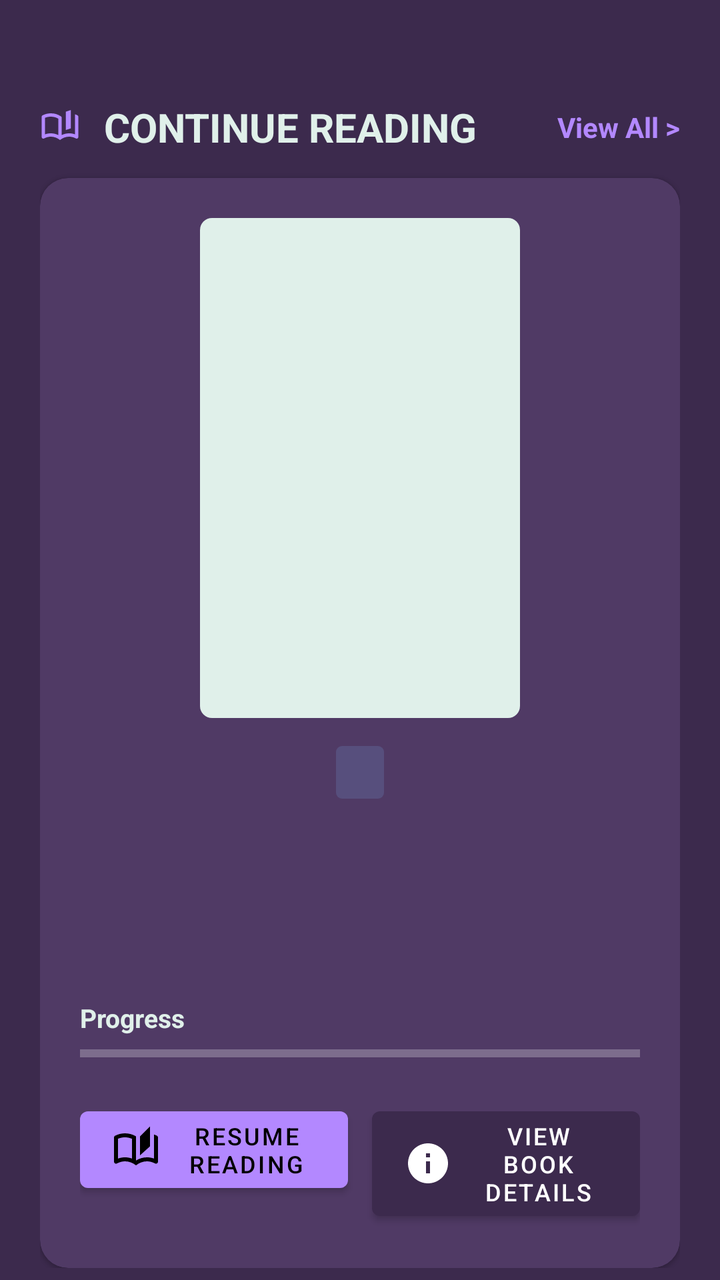
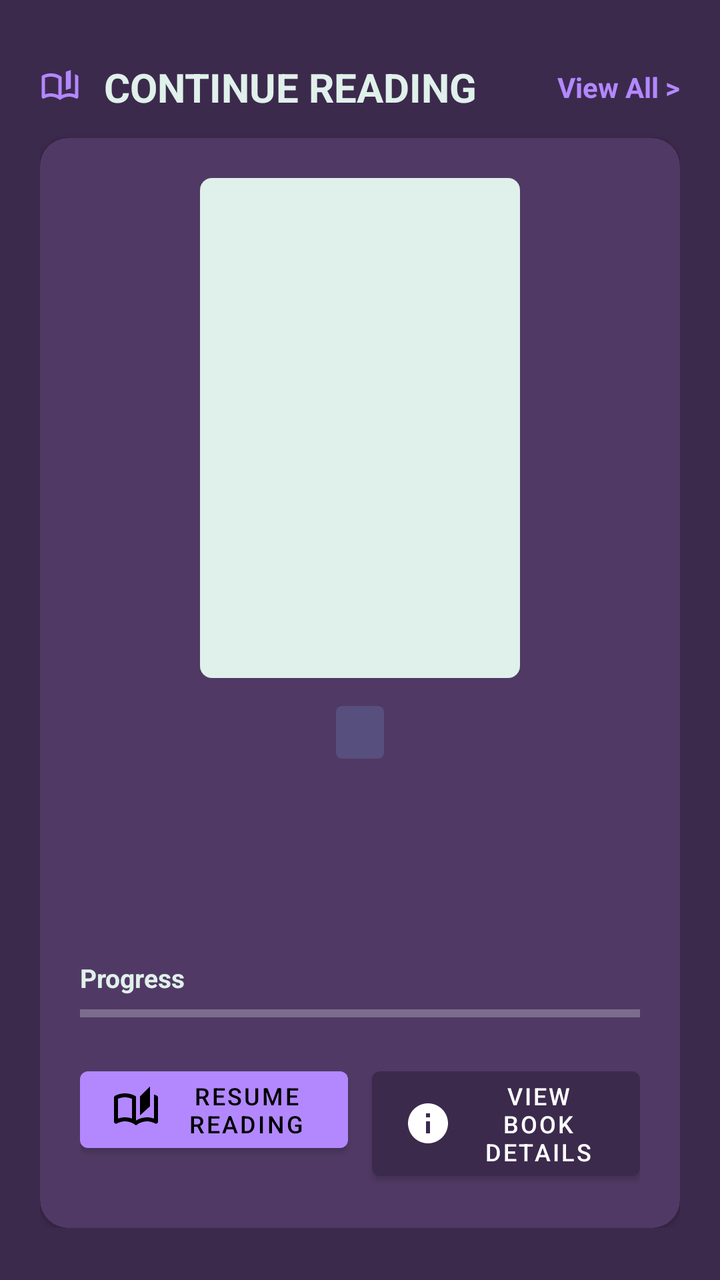

The first picture is an Android layout as it rendered before a commit; the second is the same layout after the commit. The layout source and the unified diff follow.
<!-- AndroidManifest.xml: application theme Theme.EpubReader -->
<!-- res/layout/view_home.xml -->
<?xml version="1.0" encoding="utf-8"?>
<androidx.core.widget.NestedScrollView xmlns:android="http://schemas.android.com/apk/res/android"
    xmlns:app="http://schemas.android.com/apk/res-auto"
    android:id="@+id/homeScroll"
    android:layout_width="match_parent"
    android:layout_height="match_parent"
    android:clipToPadding="false"
    android:fillViewport="true"
    android:overScrollMode="never"
    android:paddingBottom="@dimen/app_screen_end_padding">

    <LinearLayout
        android:layout_width="match_parent"
        android:layout_height="wrap_content"
        android:orientation="vertical"
        android:paddingStart="@dimen/app_row_content_padding_h"
        android:paddingEnd="@dimen/app_row_content_padding_h"
        android:paddingTop="@dimen/app_screen_start_below_header">

        
        <LinearLayout
            android:id="@+id/homeEmpty"
            android:layout_width="match_parent"
            android:layout_height="wrap_content"
            android:minHeight="280dp"
            android:layout_marginStart="32dp"
            android:layout_marginTop="72dp"
            android:layout_marginEnd="32dp"
            android:gravity="center"
            android:orientation="vertical"
            android:visibility="gone">

            <ImageView
                android:layout_width="72dp"
                android:layout_height="72dp"
                android:alpha="0.45"
                android:contentDescription="@string/app_name"
                android:src="@drawable/ic_home" />

            <TextView
                android:layout_width="wrap_content"
                android:layout_height="wrap_content"
                android:layout_marginTop="16dp"
                android:text="@string/home_empty_title"
                android:textColor="@color/palette_mint"
                android:textSize="20sp"
                android:textStyle="bold" />

            <TextView
                android:layout_width="wrap_content"
                android:layout_height="wrap_content"
                android:layout_marginTop="6dp"
                android:gravity="center"
                android:text="@string/home_empty_hint"
                android:textColor="@color/palette_slate" />

            <com.google.android.material.button.MaterialButton
                android:id="@+id/homeEmptyAction"
                android:layout_width="wrap_content"
                android:layout_height="wrap_content"
                android:layout_marginTop="14dp"
                android:text="@string/action_import_file" />
        </LinearLayout>

        
        <LinearLayout
            android:id="@+id/homeContinueSection"
            android:layout_width="match_parent"
            android:layout_height="wrap_content"
            android:orientation="vertical">

            <LinearLayout
                android:layout_width="match_parent"
                android:layout_height="wrap_content"
                android:layout_marginTop="@dimen/app_row_content_padding_h"
                android:gravity="center_vertical"
                android:orientation="horizontal">

                <ImageView
                    android:layout_width="20dp"
                    android:layout_height="20dp"
                    android:contentDescription="@null"
                    android:src="@drawable/ic_book"
                    app:tint="@color/accent_pop" />

                <TextView
                    android:layout_width="0dp"
                    android:layout_height="wrap_content"
                    android:layout_weight="1"
                    android:text="@string/home_continue_heading"
                    android:textColor="@color/palette_mint"
                    android:layout_marginStart="12dp"
                    android:textSize="20sp"
                    android:textStyle="bold"
                    />

                <TextView
                    android:id="@+id/homeContinueViewAll"
                    android:layout_width="wrap_content"
                    android:layout_height="wrap_content"
                    android:clickable="true"
                    android:focusable="true"
                    android:text="@string/home_view_all"
                    android:textColor="@color/accent_pop"
                    android:textSize="14sp"
                    android:textStyle="bold" />
            </LinearLayout>

            
            <com.google.android.material.card.MaterialCardView
                android:id="@+id/homeContinueCard"
                android:layout_width="match_parent"
                android:layout_height="wrap_content"
                android:layout_marginTop="12dp"
                app:cardBackgroundColor="?attr/colorSurface"
                app:cardCornerRadius="14dp"
                app:cardElevation="1dp">

                <LinearLayout
                    android:layout_width="match_parent"
                    android:layout_height="wrap_content"
                    android:gravity="center_horizontal"
                    android:orientation="vertical"
                    android:padding="@dimen/app_row_content_padding_h">

                    <ImageView
                        android:id="@+id/homeContinueCover"
                        android:layout_width="160dp"
                        android:layout_height="250dp"
                        android:layout_gravity="center_horizontal"
                        android:background="@drawable/cover_frame"
                        android:contentDescription="@string/book_cover"
                        android:scaleType="centerCrop" />

                    <TextView
                        android:id="@+id/homeContinueDate"
                        android:layout_width="wrap_content"
                        android:layout_height="wrap_content"
                        android:layout_marginTop="14dp"
                        android:background="@drawable/badge_bg"
                        android:paddingStart="12dp"
                        android:paddingTop="5dp"
                        android:paddingEnd="12dp"
                        android:paddingBottom="5dp"
                        android:textColor="@color/white"
                        android:textSize="12sp"
                        android:textStyle="bold" />

                    <TextView
                        android:id="@+id/homeContinueTitle"
                        android:layout_width="match_parent"
                        android:layout_height="wrap_content"
                        android:layout_marginTop="10dp"
                        android:gravity="center"
                        android:ellipsize="end"
                        android:maxLines="2"
                        android:textColor="@color/palette_mint"
                        android:textSize="22sp"
                        android:textStyle="bold" />

                    <TextView
                        android:id="@+id/homeContinueAuthorSeries"
                        android:layout_width="match_parent"
                        android:layout_height="wrap_content"
                        android:layout_marginTop="6dp"
                        android:gravity="center"
                        android:ellipsize="end"
                        android:maxLines="1"
                        android:textColor="@color/palette_slate"
                        android:textSize="13sp" />

                    <TextView
                        android:id="@+id/homeContinueLocation"
                        android:layout_width="match_parent"
                        android:layout_height="wrap_content"
                        android:layout_marginTop="4dp"
                        android:gravity="center"
                        android:ellipsize="end"
                        android:maxLines="1"
                        android:textColor="@color/palette_mint"
                        android:textSize="13sp"
                        android:textStyle="italic" />

                    <LinearLayout
                        android:layout_width="match_parent"
                        android:layout_height="wrap_content"
                        android:layout_marginTop="16dp"
                        android:orientation="horizontal"
                        android:gravity="center_vertical">

                        <TextView
                            android:layout_width="0dp"
                            android:layout_height="wrap_content"
                            android:layout_weight="1"
                            android:text="@string/home_progress"
                            android:textColor="@color/palette_mint"
                            android:textSize="13sp"
                            android:textStyle="bold" />

                        <TextView
                            android:id="@+id/homeContinueProgress"
                            android:layout_width="wrap_content"
                            android:layout_height="wrap_content"
                            android:textColor="@color/accent_pop"
                            android:textSize="13sp"
                            android:textStyle="bold" />
                    </LinearLayout>

                    <ProgressBar
                        android:id="@+id/homeContinueProgressBar"
                        style="?android:attr/progressBarStyleHorizontal"
                        android:layout_width="match_parent"
                        android:layout_height="6dp"
                        android:layout_marginTop="6dp" />

                    <LinearLayout
                        android:layout_width="match_parent"
                        android:layout_height="wrap_content"
                        android:layout_marginTop="20dp"
                        android:orientation="horizontal"
                        android:baselineAligned="false">

                        <com.google.android.material.button.MaterialButton
                            android:id="@+id/homeContinueResumeBtn"
                            style="@style/Widget.MaterialComponents.Button"
                            android:layout_width="0dp"
                            android:layout_height="wrap_content"
                            android:layout_weight="1"
                            android:layout_marginEnd="6dp"
                            android:text="@string/home_resume_reading"
                            android:textSize="12sp"
                            android:textColor="@color/black"
                            app:backgroundTint="@color/accent_pop"
                            app:icon="@drawable/ic_menu_book"
                            app:iconTint="@color/black" />

                        <com.google.android.material.button.MaterialButton
                            android:id="@+id/homeContinueDetailsBtn"
                            style="@style/Widget.MaterialComponents.Button"
                            android:layout_width="0dp"
                            android:layout_height="wrap_content"
                            android:layout_weight="1"
                            android:layout_marginStart="6dp"
                            android:text="@string/home_book_details"
                            android:textSize="12sp"
                            android:textColor="@color/white"
                            app:backgroundTint="@color/dark_bg"
                            app:icon="@drawable/ic_info"
                            app:iconTint="@color/white" />
                    </LinearLayout>
                </LinearLayout>
            </com.google.android.material.card.MaterialCardView>
        </LinearLayout>

        
        <LinearLayout
            android:id="@+id/homeRecentlyAddedSection"
            android:layout_width="match_parent"
            android:layout_height="wrap_content"
            android:orientation="vertical">

            <LinearLayout
                android:layout_width="match_parent"
                android:layout_height="wrap_content"
                android:layout_marginTop="28dp"
                android:gravity="center_vertical"
                android:orientation="horizontal">

                <ImageView
                    android:layout_width="20dp"
                    android:layout_height="20dp"
                    android:contentDescription="@null"
                    android:src="@drawable/ic_recent"
                    app:tint="@color/accent_pop" />

                <TextView
                    android:layout_width="0dp"
                    android:layout_height="wrap_content"
                    android:layout_weight="1"
                    android:text="@string/home_recently_added"
                    android:textColor="@color/palette_mint"
                    android:layout_marginStart="12dp"
                    android:textSize="18sp"
                    android:textStyle="bold" />

                <TextView
                    android:id="@+id/homeRecentlyAddedViewAll"
                    android:layout_width="wrap_content"
                    android:layout_height="wrap_content"
                    android:clickable="true"
                    android:focusable="true"
                    android:text="@string/home_view_all"
                    android:textColor="@color/accent_pop"
                    android:textSize="14sp"
                    android:textStyle="bold" />
            </LinearLayout>

            <androidx.recyclerview.widget.RecyclerView
                android:id="@+id/homeRecentlyAdded"
                android:layout_width="match_parent"
                android:layout_height="262dp"
                android:clipToPadding="false"
                android:nestedScrollingEnabled="false"
                android:overScrollMode="never"
                android:paddingTop="10dp"
                android:paddingBottom="8dp" />
        </LinearLayout>

        
        <LinearLayout
            android:id="@+id/homeFavoritesSection"
            android:layout_width="match_parent"
            android:layout_height="wrap_content"
            android:orientation="vertical">

            <LinearLayout
                android:layout_width="match_parent"
                android:layout_height="wrap_content"
                android:layout_marginTop="28dp"
                android:gravity="center_vertical"
                android:orientation="horizontal">

                <ImageView
                    android:layout_width="20dp"
                    android:layout_height="20dp"
                    android:contentDescription="@null"
                    android:src="@drawable/ic_favorite"
                    app:tint="@color/accent_pop" />

                <TextView
                    android:layout_width="0dp"
                    android:layout_height="wrap_content"
                    android:layout_weight="1"
                    android:text="@string/home_favorites"
                    android:textColor="@color/palette_mint"
                    android:layout_marginStart="12dp"
                    android:textSize="18sp"
                    android:textStyle="bold" />

                <TextView
                    android:id="@+id/homeFavoritesViewAll"
                    android:layout_width="wrap_content"
                    android:layout_height="wrap_content"
                    android:clickable="true"
                    android:focusable="true"
                    android:text="@string/home_view_all"
                    android:textColor="@color/accent_pop"
                    android:textSize="14sp"
                    android:textStyle="bold" />
            </LinearLayout>

            <androidx.recyclerview.widget.RecyclerView
                android:id="@+id/homeFavorites"
                android:layout_width="match_parent"
                android:layout_height="262dp"
                android:clipToPadding="false"
                android:nestedScrollingEnabled="false"
                android:overScrollMode="never"
                android:paddingTop="10dp"
                android:paddingBottom="8dp" />
        </LinearLayout>

        
        <LinearLayout
            android:id="@+id/homeAuthorsSection"
            android:layout_width="match_parent"
            android:layout_height="wrap_content"
            android:orientation="vertical"
            android:layout_marginTop="28dp">

            <com.google.android.material.card.MaterialCardView
                style="@style/Widget.MaterialComponents.CardView"
                android:layout_width="match_parent"
                android:layout_height="wrap_content"
                app:cardBackgroundColor="?attr/colorSurface"
                app:cardCornerRadius="14dp"
                app:cardElevation="1dp">

                <LinearLayout
                    android:layout_width="match_parent"
                    android:layout_height="wrap_content"
                    android:orientation="vertical"
                    android:padding="16dp">

                    <LinearLayout
                        android:layout_width="match_parent"
                        android:layout_height="wrap_content"
                        android:layout_marginBottom="12dp"
                        android:gravity="center_vertical"
                        android:orientation="horizontal">

                        <ImageView
                            android:layout_width="20dp"
                            android:layout_height="20dp"
                            android:contentDescription="@null"
                            android:src="@drawable/ic_person"
                            app:tint="@color/accent_pop" />

                        <TextView
                            android:layout_width="0dp"
                            android:layout_height="wrap_content"
                            android:layout_weight="1"
                            android:text="@string/home_browse_by_author"
                            android:textColor="@color/palette_mint"
                            android:layout_marginStart="12dp"
                            android:textSize="15sp"
                            android:textStyle="bold" />

                        <TextView
                            android:id="@+id/homeAllAuthorsBtn"
                            android:layout_width="wrap_content"
                            android:layout_height="wrap_content"
                            android:clickable="true"
                            android:focusable="true"
                            android:text="@string/home_all_authors"
                            android:textColor="@color/accent_pop"
                            android:textSize="14sp"
                            android:textStyle="bold" />
                    </LinearLayout>

                    <LinearLayout
                        android:id="@+id/homeAuthorRowsContainer"
                        android:layout_width="match_parent"
                        android:layout_height="wrap_content"
                        android:orientation="vertical" />
                </LinearLayout>
            </com.google.android.material.card.MaterialCardView>
        </LinearLayout>

        
        <LinearLayout
            android:id="@+id/homeSeriesSection"
            android:layout_width="match_parent"
            android:layout_height="wrap_content"
            android:orientation="vertical"
            android:layout_marginTop="20dp">

            <com.google.android.material.card.MaterialCardView
                style="@style/Widget.MaterialComponents.CardView"
                android:layout_width="match_parent"
                android:layout_height="wrap_content"
                app:cardBackgroundColor="?attr/colorSurface"
                app:cardCornerRadius="14dp"
                app:cardElevation="1dp">

                <LinearLayout
                    android:layout_width="match_parent"
                    android:layout_height="wrap_content"
                    android:orientation="vertical"
                    android:padding="16dp">

                    <LinearLayout
                        android:layout_width="match_parent"
                        android:layout_height="wrap_content"
                        android:layout_marginBottom="12dp"
                        android:gravity="center_vertical"
                        android:orientation="horizontal">

                        <ImageView
                            android:layout_width="20dp"
                            android:layout_height="20dp"
                            android:contentDescription="@null"
                            android:src="@drawable/ic_series"
                            app:tint="@color/accent_pop" />

                        <TextView
                            android:layout_width="0dp"
                            android:layout_height="wrap_content"
                            android:layout_weight="1"
                            android:text="@string/home_browse_by_series"
                            android:textColor="@color/palette_mint"
                            android:layout_marginStart="12dp"
                            android:textSize="15sp"
                            android:textStyle="bold" />

                        <TextView
                            android:id="@+id/homeAllSeriesBtn"
                            android:layout_width="wrap_content"
                            android:layout_height="wrap_content"
                            android:clickable="true"
                            android:focusable="true"
                            android:text="@string/home_all_series"
                            android:textColor="@color/accent_pop"
                            android:textSize="14sp"
                            android:textStyle="bold" />
                    </LinearLayout>

                    <LinearLayout
                        android:id="@+id/homeSeriesRowsContainer"
                        android:layout_width="match_parent"
                        android:layout_height="wrap_content"
                        android:orientation="vertical" />
                </LinearLayout>
            </com.google.android.material.card.MaterialCardView>
        </LinearLayout>

    </LinearLayout>
</androidx.core.widget.NestedScrollView>
<!-- resources referenced by this layout -->
<resources>
  <color name="accent_pop">@color/palette_violet</color>
  <color name="black">#000000</color>
  <color name="dark_bg">@color/palette_eggplant</color>
  <color name="palette_mint">#E0F0EA</color>
  <color name="palette_slate">#95ADBE</color>
  <color name="white">#FFFFFF</color>
  <dimen name="app_row_content_padding_h">20dp</dimen>
  <dimen name="app_screen_end_padding">80dp</dimen>
  <dimen name="app_screen_start_below_header">30dp</dimen>
  <!-- drawable badge_bg (drawable) -->
  <?xml version="1.0" encoding="utf-8"?>
  <shape xmlns:android="http://schemas.android.com/apk/res/android" android:shape="rectangle">
      <solid android:color="@color/palette_purple" />
      <corners android:radius="3dp" />
  </shape>
  <!-- drawable cover_frame (drawable) -->
  <?xml version="1.0" encoding="utf-8"?>
  <shape xmlns:android="http://schemas.android.com/apk/res/android" android:shape="rectangle">
      <solid android:color="@color/cover_placeholder" />
      <corners android:radius="6dp" />
  </shape>
  <!-- drawable ic_home (drawable) -->
  <?xml version="1.0" encoding="utf-8"?>
  <vector xmlns:android="http://schemas.android.com/apk/res/android"
      android:width="24dp"
      android:height="24dp"
      android:viewportWidth="24"
      android:viewportHeight="24">
  
      <path
          android:fillColor="@android:color/white"
          android:pathData="M 6,19 h 3 v -6 h 6 v 6 h 3 v -9 L 12,5.5 6,10 v 9 Z m -2,2 v -12 l 8,-6 8,6 v 12 H 13 v -6 h -2 v 6 H 4 Z m 8,-8.75 Z" />
  
  </vector>
  <string name="action_import_file">Import file</string>
  <string name="app_name">The Livre Magicae</string>
  <string name="book_cover">Book cover</string>
  <string name="home_all_authors">All Authors</string>
  <string name="home_all_series">All Series</string>
  <string name="home_book_details">View Book Details</string>
  <string name="home_browse_by_author">BROWSE BY AUTHOR</string>
  <string name="home_browse_by_series">BROWSE BY SERIES</string>
  <string name="home_continue_heading">CONTINUE READING</string>
  <string name="home_empty_hint">Add a few EPUBs and Home will become your reading starting point.</string>
  <string name="home_empty_title">Your library is empty</string>
  <string name="home_favorites">FAVORITES</string>
  <string name="home_progress">Progress</string>
  <string name="home_recently_added">RECENTLY ADDED</string>
  <string name="home_resume_reading">Resume Reading</string>
  <string name="home_view_all">View All &gt;</string>
  <color name="palette_violet">#B388FF</color>
  <color name="palette_eggplant">#3C2A4D</color>
  <color name="palette_purple">#574F7D</color>
  <color name="cover_placeholder">@color/palette_mint</color>
  <color name="accent">@color/palette_plum</color>
  <color name="accent_dark">@color/palette_purple</color>
  <color name="secondary">@color/palette_slate</color>
  <color name="dark_surface">@color/palette_plum</color>
  <color name="dark_text">@color/palette_mint</color>
  <color name="dark_text_muted">@color/palette_slate</color>
  <style name="Widget.EpubReader.Toolbar" parent="Widget.MaterialComponents.Toolbar">
          <item name="titleTextColor">?android:textColorPrimary</item>
          <item name="subtitleTextColor">?android:textColorSecondary</item>
          <item name="navigationIconTint">?android:textColorPrimary</item>
          <item name="actionMenuTextColor">?android:textColorPrimary</item>
      </style>
  <style name="Widget.EpubReader.DrawerArrowToggle" parent="Widget.AppCompat.DrawerArrowToggle">
          <item name="color">?android:textColorPrimary</item>
      </style>
  <color name="palette_plum">#503A65</color>
  <!-- unchanged entries left out for length: 8 -->
</resources>

<!-- the commit's change to res/layout/view_home.xml (unified diff, before → after) -->
@@ -72,7 +72,6 @@
             <LinearLayout
                 android:layout_width="match_parent"
                 android:layout_height="wrap_content"
-                android:layout_marginTop="@dimen/app_row_content_padding_h"
                 android:gravity="center_vertical"
                 android:orientation="horizontal">
 
